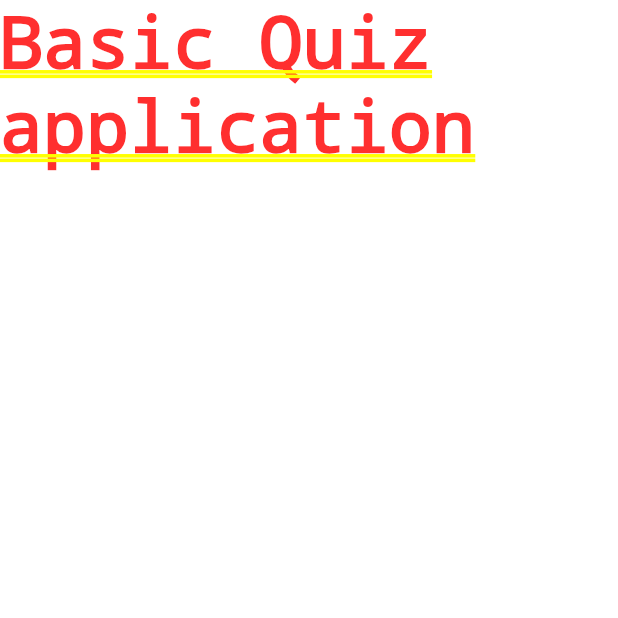
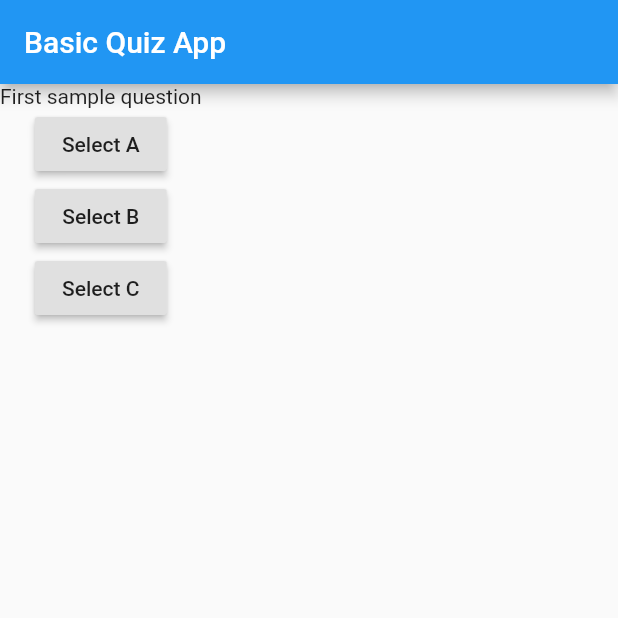
Before and after one commit to Chintan22/basic_app, a Flutter app: the screen it shows after launch, on a phone screen of 412 x 824 dp, the top half of it. Run offline on Flutter 3.47's test engine with Material 2 defaults, Android fonts, the phone set to English and light mode, and no system bars.

Commit message:
button_method_practice

```diff
--- a/lib/main.dart
+++ b/lib/main.dart
@@ -3,9 +3,32 @@ import 'package:flutter/material.dart';
 void main() => runApp(MyBasicApp());
 
 class MyBasicApp extends StatelessWidget {
+  void buttonCheck() {
+    print('Option B selected with method pointer');
+  }
+
+  @override
   Widget build(BuildContext context) {
     return MaterialApp(
-      home: Text('Basic Quiz application'),
+      home: Scaffold(
+        appBar: AppBar(
+          title: Text('Basic Quiz App'),
+        ),
+        body: Column(
+          children: [
+            Text('First sample question'),
+            RaisedButton(
+                child: Text('Select A'),
+                onPressed: () => print('Option A selected')),
+            RaisedButton(child: Text('Select B'), onPressed: buttonCheck),
+            RaisedButton(
+                child: Text('Select C'),
+                onPressed: () {
+                  print('Option C selected with anonymous function');
+                })
+          ],
+        ),
+      ),
     );
   }
 }
```
